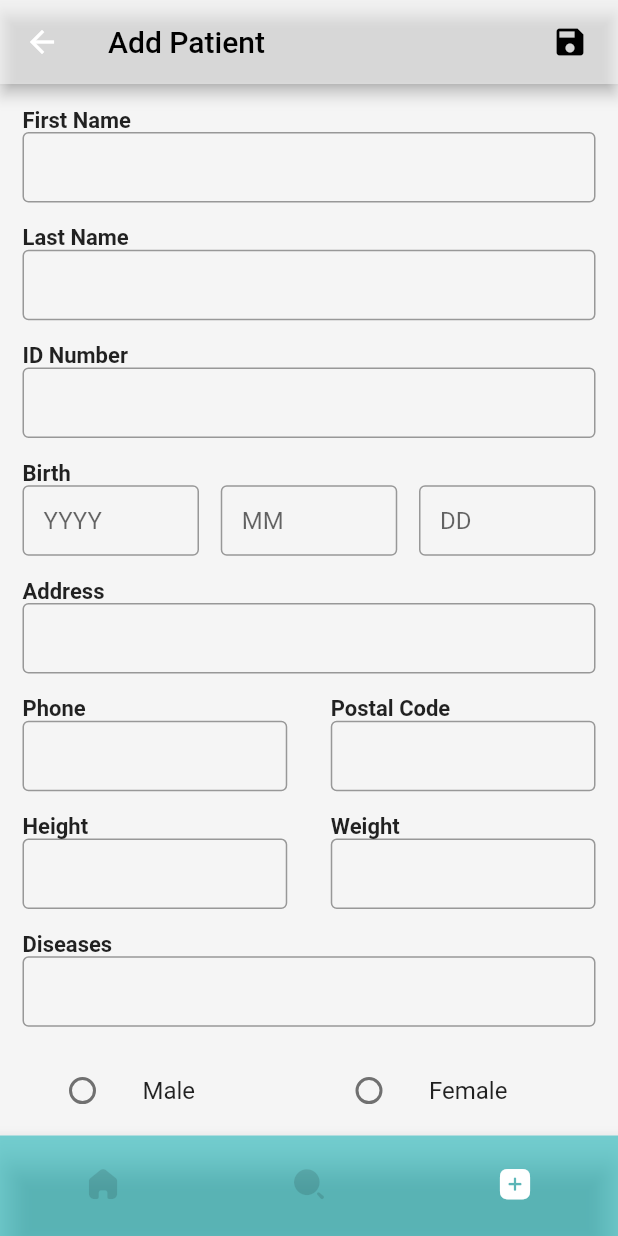
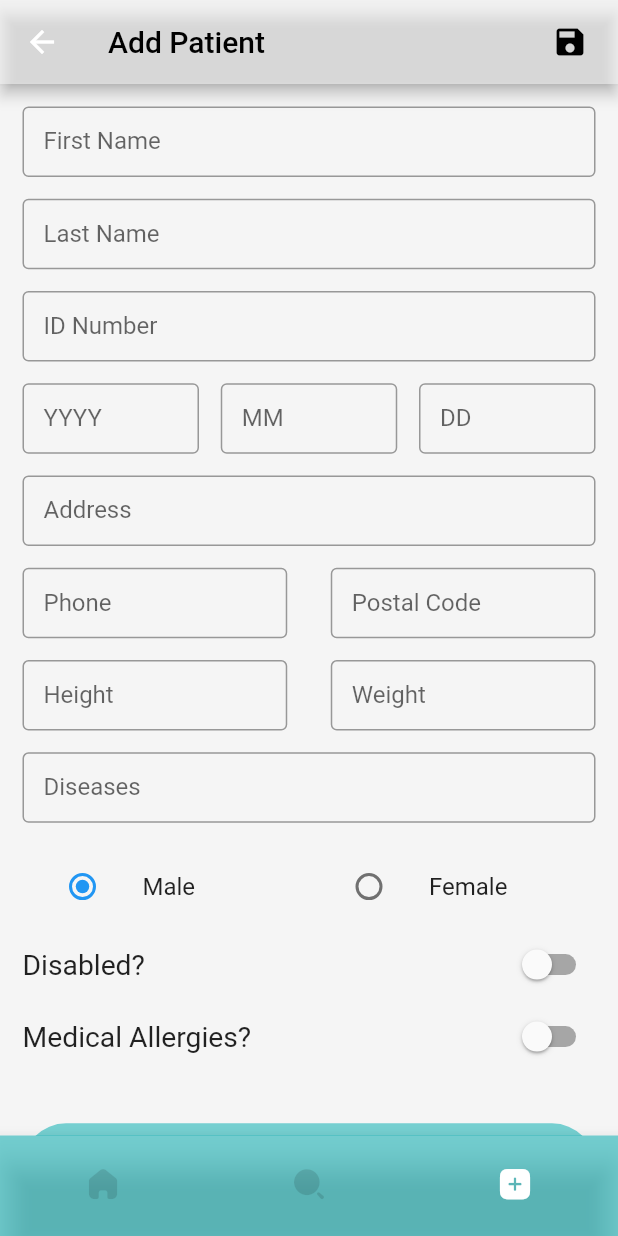
Before and after one commit to sam-sum/clinicpro, a Flutter app: the BottomNav screen opened by its route, item 3 of the bottom bar chosen, on a phone screen of 412 x 824 dp. Run offline on Flutter 3.47's test engine with Material 2 defaults, Android fonts, the phone set to English and light mode, and no system bars.

Commit message:
updated the layout of add patient using TextFormField

```diff
--- a/lib/views/add_patient.dart
+++ b/lib/views/add_patient.dart
@@ -3,6 +3,7 @@ import 'package:clinicpro/utilities/styles.dart';
 import 'package:flutter/services.dart';
 
 import '../utilities/screen_size.dart';
+import '../widgets/stateless_button.dart';
 
 enum SingingCharacter { male, female }
 
@@ -14,10 +15,18 @@ class AddPatient extends StatefulWidget {
 }
 
 class _AddPatientState extends State<AddPatient> {
-  SingingCharacter? _gender;
+  final GlobalKey<FormState> _formKey = GlobalKey<FormState>();
 
+  SingingCharacter? _gender = SingingCharacter.male;
   bool isDisabled = false;
   bool isAllergies = false;
+
+  String? checkEmptyValidator(value) {
+    if (value!.isEmpty)
+      return 'Missing';
+    else
+      return null;
+  }
 
   @override
   Widget build(BuildContext context) {
@@ -28,84 +37,52 @@ class _AddPatientState extends State<AddPatient> {
             children: [
               Padding(
                 padding: EdgeInsets.all(15),
+                child: Form(
+                  key: _formKey,
+                  autovalidateMode: AutovalidateMode.disabled,
                   child: Column(
                     children: [
-                    Align(
-                      alignment: Alignment.centerLeft,
-                      child: Container(
-                        child: Text(
-                          "First Name",
-                          style: TextStyle(
-                            fontSize: getProrataWidth(14),
-                            fontWeight: FontWeight.bold,
-                          ),
-                        ),
-                      ),
-                    ),
-                    TextField(
+                      TextFormField(
+                        keyboardType: TextInputType.name,
                         decoration: InputDecoration(
+                          labelText: 'First Name',
                           isDense: true,
                           contentPadding: EdgeInsets.all(14),
                           border: OutlineInputBorder(),
-                    )),
+                        ),
+                        validator: checkEmptyValidator,
+                      ),
                       SizedBox(height: getProrataHeight(15)),
-                    Align(
-                      alignment: Alignment.centerLeft,
-                      child: Container(
-                        child: Text(
-                          "Last Name",
-                          style: TextStyle(
-                            fontSize: getProrataWidth(14),
-                            fontWeight: FontWeight.bold,
-                          ),
-                        ),
-                      ),
-                    ),
-                    TextField(
+                      TextFormField(
+                        keyboardType: TextInputType.name,
                         decoration: InputDecoration(
+                          labelText: 'Last Name',
                           isDense: true,
                           contentPadding: EdgeInsets.all(14),
                           border: OutlineInputBorder(),
-                    )),
+                        ),
+                        validator: checkEmptyValidator,
+                      ),
                       SizedBox(height: getProrataHeight(15)),
-                    Align(
-                      alignment: Alignment.centerLeft,
-                      child: Container(
-                        child: Text(
-                          "ID Number",
-                          style: TextStyle(
-                            fontSize: getProrataWidth(14),
-                            fontWeight: FontWeight.bold,
-                          ),
-                        ),
-                      ),
-                    ),
-                    TextField(
+                      TextFormField(
+                        keyboardType: TextInputType.text,
                         decoration: InputDecoration(
+                          labelText: 'ID Number',
                           isDense: true,
                           contentPadding: EdgeInsets.all(14),
                           border: OutlineInputBorder(),
-                    )),
+                        ),
+                        validator: checkEmptyValidator,
+                      ),
                       SizedBox(height: getProrataHeight(15)),
-                    Align(
-                      alignment: Alignment.centerLeft,
-                      child: Container(
-                        child: Text(
-                          "Birth",
-                          style: TextStyle(
-                            fontSize: getProrataWidth(14),
-                            fontWeight: FontWeight.bold,
-                          ),
-                        ),
-                      ),
-                    ),
                       Row(
                         children: <Widget>[
                           new Flexible(
-                          child: new TextField(
+                            child: new TextFormField(
+                              keyboardType: TextInputType.number,
                               decoration: const InputDecoration(
                                 border: OutlineInputBorder(),
-                              hintText: 'YYYY',
+                                labelText: 'YYYY',
                                 isDense: true,
                                 contentPadding: EdgeInsets.all(14),
                               ),
@@ -114,15 +91,16 @@ class _AddPatientState extends State<AddPatient> {
                                 FilteringTextInputFormatter.allow(
                                     RegExp(r'[0-9]')),
                               ],
-                            keyboardType: TextInputType.number,
+                              validator: checkEmptyValidator,
                             ),
                           ),
                           SizedBox(width: getProrataHeight(15)),
                           new Flexible(
-                          child: new TextField(
+                            child: new TextFormField(
+                              keyboardType: TextInputType.number,
                               decoration: const InputDecoration(
                                 border: OutlineInputBorder(),
-                              hintText: 'MM',
+                                labelText: 'MM',
                                 isDense: true,
                                 contentPadding: EdgeInsets.all(14),
                               ),
@@ -131,15 +109,16 @@ class _AddPatientState extends State<AddPatient> {
                                 FilteringTextInputFormatter.allow(
                                     RegExp(r'[0-9]')),
                               ],
-                            keyboardType: TextInputType.number,
+                              validator: checkEmptyValidator,
                             ),
                           ),
                           SizedBox(width: getProrataHeight(15)),
                           new Flexible(
-                          child: new TextField(
+                            child: new TextFormField(
+                              keyboardType: TextInputType.number,
                               decoration: const InputDecoration(
                                 border: OutlineInputBorder(),
-                              hintText: 'DD',
+                                labelText: 'DD',
                                 isDense: true,
                                 contentPadding: EdgeInsets.all(14),
                               ),
@@ -148,54 +127,37 @@ class _AddPatientState extends State<AddPatient> {
                                 FilteringTextInputFormatter.allow(
                                     RegExp(r'[0-9]')),
                               ],
-                            keyboardType: TextInputType.number,
+                              validator: checkEmptyValidator,
                             ),
                           ),
                         ],
                       ),
                       SizedBox(height: getProrataHeight(15)),
-                    Align(
-                      alignment: Alignment.centerLeft,
-                      child: Container(
-                        child: Text(
-                          "Address",
-                          style: TextStyle(
-                            fontSize: getProrataWidth(14),
-                            fontWeight: FontWeight.bold,
-                          ),
-                        ),
-                      ),
-                    ),
-                    TextField(
+                      TextFormField(
+                        keyboardType: TextInputType.streetAddress,
                         decoration: InputDecoration(
+                          labelText: 'Address',
                           border: OutlineInputBorder(),
                           isDense: true,
                           contentPadding: EdgeInsets.all(14),
-                    )),
+                        ),
+                        validator: checkEmptyValidator,
+                      ),
                       SizedBox(height: getProrataHeight(15)),
                       Row(
                         children: <Widget>[
                           new Flexible(
                             child: Column(
                               children: [
-                              Align(
-                                alignment: Alignment.centerLeft,
-                                child: Container(
-                                  child: Text(
-                                    "Phone",
-                                    style: TextStyle(
-                                      fontSize: getProrataWidth(14),
-                                      fontWeight: FontWeight.bold,
-                                    ),
-                                  ),
-                                ),
-                              ),
-                              new TextField(
+                                new TextFormField(
+                                  keyboardType: TextInputType.phone,
                                   decoration: const InputDecoration(
+                                    labelText: 'Phone',
                                     border: OutlineInputBorder(),
                                     isDense: true,
                                     contentPadding: EdgeInsets.all(14),
                                   ),
+                                  validator: checkEmptyValidator,
                                 ),
                               ],
                             ),
@@ -204,24 +166,15 @@ class _AddPatientState extends State<AddPatient> {
                           new Flexible(
                             child: Column(
                               children: [
-                              Align(
-                                alignment: Alignment.centerLeft,
-                                child: Container(
-                                  child: Text(
-                                    "Postal Code",
-                                    style: TextStyle(
-                                      fontSize: getProrataWidth(14),
-                                      fontWeight: FontWeight.bold,
-                                    ),
-                                  ),
-                                ),
-                              ),
-                              new TextField(
+                                TextFormField(
+                                  keyboardType: TextInputType.text,
                                   decoration: const InputDecoration(
+                                    labelText: 'Postal Code',
                                     border: OutlineInputBorder(),
                                     isDense: true,
                                     contentPadding: EdgeInsets.all(14),
                                   ),
+                                  validator: checkEmptyValidator,
                                 ),
                               ],
                             ),
@@ -234,24 +187,15 @@ class _AddPatientState extends State<AddPatient> {
                           new Flexible(
                             child: Column(
                               children: [
-                              Align(
-                                alignment: Alignment.centerLeft,
-                                child: Container(
-                                  child: Text(
-                                    "Height",
-                                    style: TextStyle(
-                                      fontSize: getProrataWidth(14),
-                                      fontWeight: FontWeight.bold,
-                                    ),
-                                  ),
-                                ),
-                              ),
-                              new TextField(
+                                new TextFormField(
+                                  keyboardType: TextInputType.number,
                                   decoration: const InputDecoration(
+                                    labelText: 'Height',
                                     border: OutlineInputBorder(),
                                     isDense: true,
                                     contentPadding: EdgeInsets.all(14),
                                   ),
+                                  validator: checkEmptyValidator,
                                 ),
                               ],
                             ),
@@ -260,24 +204,15 @@ class _AddPatientState extends State<AddPatient> {
                           new Flexible(
                             child: Column(
                               children: [
-                              Align(
-                                alignment: Alignment.centerLeft,
-                                child: Container(
-                                  child: Text(
-                                    "Weight",
-                                    style: TextStyle(
-                                      fontSize: getProrataWidth(14),
-                                      fontWeight: FontWeight.bold,
-                                    ),
-                                  ),
-                                ),
-                              ),
-                              new TextField(
+                                new TextFormField(
+                                  keyboardType: TextInputType.number,
                                   decoration: const InputDecoration(
+                                    labelText: 'Weight',
                                     border: OutlineInputBorder(),
                                     isDense: true,
                                     contentPadding: EdgeInsets.all(14),
                                   ),
+                                  validator: checkEmptyValidator,
                                 ),
                               ],
                             ),
@@ -285,24 +220,15 @@ class _AddPatientState extends State<AddPatient> {
                         ],
                       ),
                       SizedBox(height: getProrataHeight(15)),
-                    Align(
-                      alignment: Alignment.centerLeft,
-                      child: Container(
-                        child: Text(
-                          "Diseases",
-                          style: TextStyle(
-                            fontSize: getProrataWidth(14),
-                            fontWeight: FontWeight.bold,
-                          ),
-                        ),
-                      ),
-                    ),
-                    TextField(
+                      TextFormField(
                         decoration: InputDecoration(
+                          labelText: 'Diseases',
                           border: OutlineInputBorder(),
                           isDense: true,
                           contentPadding: EdgeInsets.all(14),
-                    )),
+                        ),
+                        validator: checkEmptyValidator,
+                      ),
                       SizedBox(height: getProrataHeight(15)),
                       Row(
                         children: [
@@ -312,7 +238,7 @@ class _AddPatientState extends State<AddPatient> {
                               leading: Radio<SingingCharacter>(
                                 value: SingingCharacter.male,
                                 groupValue: _gender,
-                              onChanged: (SingingCharacter? value) {
+                                onChanged: (value) {
                                   setState(() {
                                     _gender = value;
                                   });
@@ -326,7 +252,7 @@ class _AddPatientState extends State<AddPatient> {
                               leading: Radio<SingingCharacter>(
                                 value: SingingCharacter.female,
                                 groupValue: _gender,
-                              onChanged: (SingingCharacter? value) {
+                                onChanged: (value) {
                                   setState(() {
                                     _gender = value;
                                   });
@@ -381,8 +307,19 @@ class _AddPatientState extends State<AddPatient> {
                             },
                           ),
                         ],
-                    )
+                      ),
+                      SizedBox(height: getProrataHeight(15)),
+                      StatelessButton(
+                        buttonText: 'Validate',
+                        onPressed: () {
+                          if (_formKey.currentState!.validate()) {
+//    If all data are correct then save data to out variables
+                            _formKey.currentState!.save();
+                          }
+                        },
+                      ),
                     ],
+                  ),
                 ),
               ),
             ],
```
Lines whose indentation alone changed are shown as unchanged.
